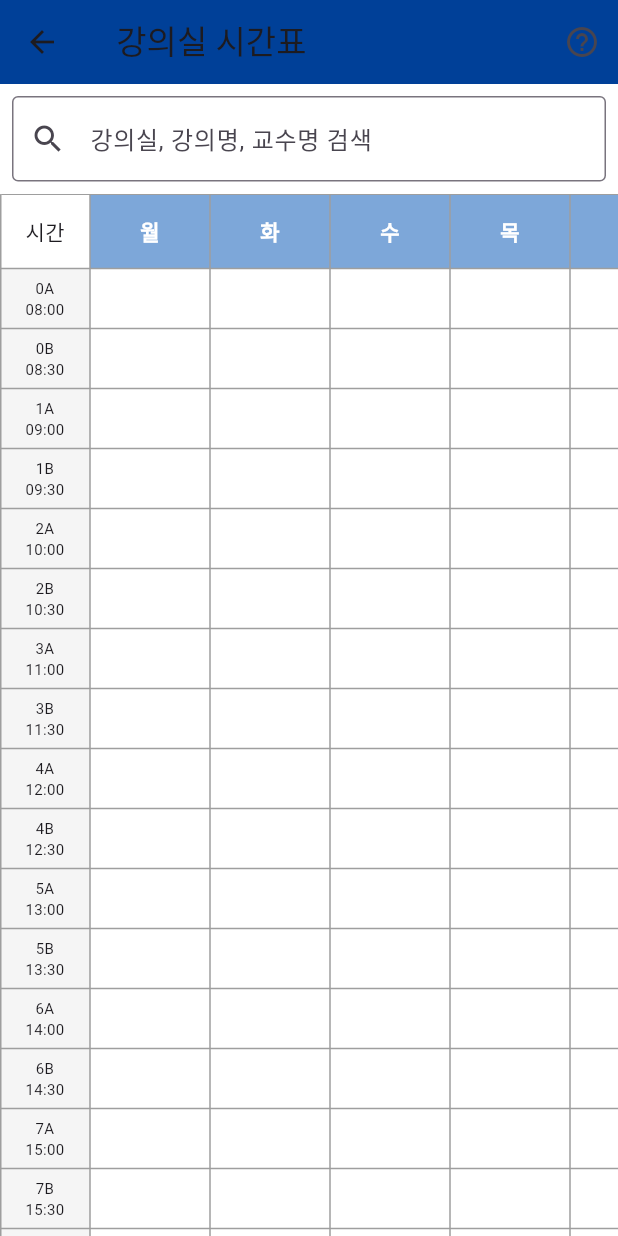
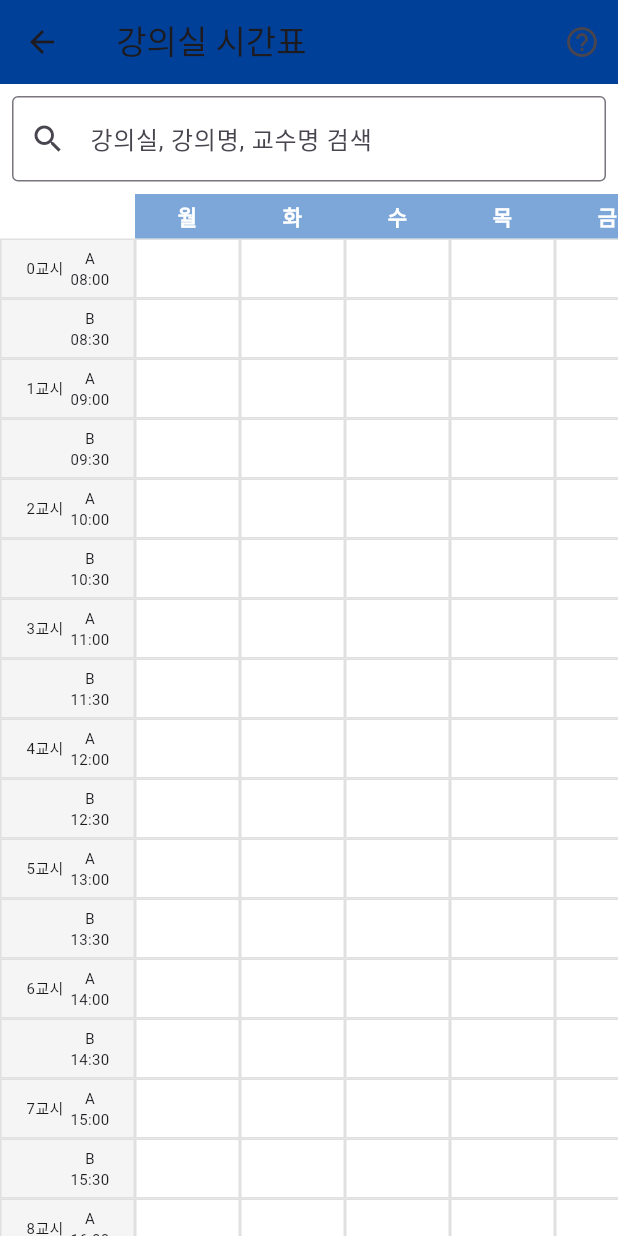
Before and after one commit to leemis825/Map-app-project_9, a Flutter app: the LectureScheduleScreen screen opened directly with empty values, on a phone screen of 412 x 824 dp. Run offline on Flutter 3.47's test engine with Material 3 defaults, Android fonts, the phone set to English and light mode, and no system bars; our stand-ins replace cloud_firestore, flutter_svg, google_fonts; missing offline and left inert: flutter_beacon; accounts and stored records are empty.

Commit message:
강의실 시간표 병합 제공 및 A,B 구분

```diff
--- a/lib/screens/lecture_schedule_screen.dart
+++ b/lib/screens/lecture_schedule_screen.dart
@@ -1,9 +1,14 @@
+// ✅ 완전 병합 셀 구조의 시간표 UI 구현 - Stack + Positioned 기반
+// ✅ 교시(A/B)와 시간 추가 (왼쪽 열 고정, 2열 구조)
+// ✅ 교시와 시간 수평 정렬 (overflow 해결)
+// ✅ 기존 기능(검색, 터치 이동, 병합 셀) 전혀 변동 없음
+
 import 'package:flutter/material.dart';
 import '../data/lecture_data.dart';
+import 'lecture_detail_screen.dart';
 
 class LectureScheduleScreen extends StatefulWidget {
   final String roomName;
-
   const LectureScheduleScreen({required this.roomName, super.key});
 
   @override
@@ -16,31 +21,30 @@ class _LectureScheduleScreenState extends State<LectureScheduleScreen> {
   List<Map<String, dynamic>> suggestions = [];
 
   final List<String> days = ['월', '화', '수', '목', '금'];
-  final List<String> periods = [
-    '0A', '0B', '1A', '1B', '2A', '2B', '3A', '3B',
-    '4A', '4B', '5A', '5B', '6A', '6B', '7A', '7B',
-    '8A', '8B', '9A', '9B', '10A', '10B', '11A', '11B',
-    '12A', '12B', '13A', '13B', '14A', '14B', '15A', '15B',
+  final List<String> timeSlots = [
+    '08:00', '08:30', '09:00', '09:30',
+    '10:00', '10:30', '11:00', '11:30',
+    '12:00', '12:30', '13:00', '13:30',
+    '14:00', '14:30', '15:00', '15:30',
+    '16:00', '16:30', '17:00', '17:30',
+    '18:00', '18:30', '19:00', '19:30',
   ];
-  final List<String> timeText = [
-    '08:00', '08:30', '09:00', '09:30', '10:00', '10:30',
-    '11:00', '11:30', '12:00', '12:30', '13:00', '13:30',
-    '14:00', '14:30', '15:00', '15:30', '16:00', '16:30',
-    '17:00', '17:30', '18:00', '18:30', '19:00', '19:30',
-    '20:00', '20:30', '21:00', '21:30', '22:00', '22:30',
-    '23:00', '23:30',
-  ];
-  final Map<String, String> timeToPeriod = {};
+
+  final Map<String, Color> subjectColors = {
+    '수학': Colors.lightBlue,
+    '영어': Colors.green,
+    '과학': Colors.deepPurple,
+    '국어': Colors.redAccent,
+    '역사': Colors.orange,
+    '예체능': Colors.pinkAccent,
+    '기본': Colors.blue.shade300,
+  };
 
   @override
   void initState() {
     super.initState();
     currentRoomName = widget.roomName;
     _controller.text = widget.roomName;
-
-    for (int i = 0; i < timeText.length; i++) {
-      timeToPeriod[timeText[i]] = periods[i];
-    }
   }
 
   void _handleSearch(String keyword) {
@@ -55,7 +59,7 @@ class _LectureScheduleScreenState extends State<LectureScheduleScreen> {
         suggestions = LectureDataManager.searchLecturesByKeyword(keyword);
         if (suggestions.isEmpty) {
           suggestions = [
-            {'subject': '검색 결과 없음', 'roomName': '', 'professor': ''}
+            {'subject': '검색 결과 없음', 'roomName': '', 'professor': ''},
           ];
         }
       });
@@ -126,143 +130,165 @@ class _LectureScheduleScreenState extends State<LectureScheduleScreen> {
                 },
               ),
             ),
-          Expanded(
-            child: SingleChildScrollView(
-              scrollDirection: Axis.horizontal,
-              child: SingleChildScrollView(
-                scrollDirection: Axis.vertical,
-                child: _buildMergedTimeTable(),
-              ),
-            ),
-          ),
+          Expanded(child: _buildCustomTimeTable()),
         ],
       ),
     );
   }
 
-  Widget _buildMergedTimeTable() {
+  Widget _buildCustomTimeTable() {
     final lectures = LectureDataManager.getLecturesForRoom(currentRoomName);
 
-    Map<String, Map<String, Map<String, dynamic>?>> table = {};
-    for (var day in days) {
-      table[day] = {};
-      for (var period in periods) {
-        table[day]![period] = null;
-      }
-    }
+    const double dayCellWidth = 70;
+    const double timeCellHeight = 40;
+    const double timeLabelWidth = 90;
+    const double dayLabelHeight = 30;
 
-    for (var lecture in lectures) {
-      String? day = lecture['day'];
-      String? start = lecture['start'];
-      String? end = lecture['end'];
-      if (day == null || start == null || end == null) continue;
+    return SingleChildScrollView(
+      scrollDirection: Axis.horizontal,
+      physics: const BouncingScrollPhysics(),
+      child: SingleChildScrollView(
+        scrollDirection: Axis.vertical,
+        physics: const BouncingScrollPhysics(),
+        child: SizedBox(
+          width: timeLabelWidth + dayCellWidth * days.length,
+          height: dayLabelHeight + timeCellHeight * timeSlots.length,
+          child: Stack(
+            children: [
+              Positioned.fill(
+                child: Column(
+                  children: [
+                    SizedBox(height: dayLabelHeight),
+                    ...List.generate(timeSlots.length, (i) {
+                      final int period = i ~/ 2;
+                      final String half = (i % 2 == 0) ? 'A' : 'B';
+                      final bool isFirstHalf = half == 'A';
+                      final String time = timeSlots[i];
 
-      String? startPeriod = timeToPeriod[start];
-      String? endPeriod = timeToPeriod[end];
-      if (startPeriod == null || endPeriod == null) continue;
-
-      int startIdx = periods.indexOf(startPeriod);
-      int endIdx = periods.indexOf(endPeriod);
-      if (startIdx == -1 || endIdx == -1) continue;
-
-      for (int i = startIdx; i <= endIdx; i++) {
-        table[day]![periods[i]] = {
-          'subject': lecture['subject'],
-          'professor': lecture['professor'],
-          'isStart': i == startIdx,
-          'rowSpan': endIdx - startIdx + 1,
-        };
-      }
-    }
-
-    List<TableRow> rows = [];
-
-    rows.add(
-      TableRow(
+                      return SizedBox(
+                        height: timeCellHeight,
+                        child: Row(
                           children: [
                             Container(
-            height: 50,
+                              width: timeLabelWidth,
+                              decoration: BoxDecoration(
+                                border: Border.all(color: Colors.grey.shade300),
+                                color: Colors.grey.shade100,
+                              ),
+                              child: Row(
+                                mainAxisAlignment: MainAxisAlignment.center,
+                                children: [
+                                  if (isFirstHalf) ...[
+                                    Container(
+                                      width: 30,
                                       alignment: Alignment.center,
-            child: const Text('시간'),
+                                      child: Text('$period교시', style: const TextStyle(fontSize: 10)),
                                     ),
-          ...days.map(
-            (day) => Container(
-              height: 50,
+                                    Container(
+                                      width: 30,
                                       alignment: Alignment.center,
-              color: const Color(0xFF7DA7D9),
-              child: Text(
-                day,
-                style: const TextStyle(color: Colors.white, fontWeight: FontWeight.bold),
+                                      child: Text('A\n$time', style: const TextStyle(fontSize: 10), textAlign: TextAlign.center),
+                                    ),
+                                  ] else ...[
+                                    SizedBox(width: 30),
+                                    Container(
+                                      width: 30,
+                                      alignment: Alignment.center,
+                                      child: Text('B\n$time', style: const TextStyle(fontSize: 10), textAlign: TextAlign.center),
+                                    ),
+                                  ],
+                                ],
                               ),
                             ),
+                            ...List.generate(days.length, (j) {
+                              return Container(
+                                width: dayCellWidth,
+                                height: timeCellHeight,
+                                decoration: BoxDecoration(
+                                  border: Border.all(color: Colors.grey.shade300),
                                 ),
+                              );
+                            }),
                           ],
                         ),
                       );
+                    }),
+                  ],
+                ),
+              ),
 
-    Set<String> rendered = {};
+              Positioned(
+                top: 0,
+                left: timeLabelWidth,
+                child: Row(
+                  children: days.map((day) => Container(
+                    width: dayCellWidth,
+                    height: dayLabelHeight,
+                    color: const Color(0xFF7DA7D9),
+                    alignment: Alignment.center,
+                    child: Text(day, style: const TextStyle(color: Colors.white, fontWeight: FontWeight.bold)),
+                  )).toList(),
+                ),
+              ),
 
-    for (int i = 0; i < periods.length; i++) {
-      List<Widget> rowCells = [];
+              ...lectures.map((lecture) {
+                final dayIdx = days.indexOf(lecture['day']);
+                final startIdx = timeSlots.indexOf(lecture['start']);
+                final endIdx = timeSlots.indexOf(lecture['end']);
+                if (dayIdx == -1 || startIdx == -1 || endIdx == -1)
+                  return const SizedBox.shrink();
 
-      rowCells.add(
-        Container(
-          height: 40,
-          alignment: Alignment.center,
-          color: Colors.grey[100],
-          child: Text('${periods[i]}\n${timeText[i]}', textAlign: TextAlign.center, style: const TextStyle(fontSize: 10)),
+                final blockTop = dayLabelHeight + startIdx * timeCellHeight;
+                final blockLeft = timeLabelWidth + dayIdx * dayCellWidth;
+                final blockHeight = (endIdx - startIdx) * timeCellHeight;
+
+                Color bgColor = subjectColors[lecture['subject']] ?? subjectColors['기본']!;
+
+                return Positioned(
+                  top: blockTop,
+                  left: blockLeft,
+                  child: InkWell(
+                    onTap: () {
+                      Navigator.push(
+                        context,
+                        MaterialPageRoute(
+                          builder: (_) => LectureDetailScreen(lecture: lecture),
                         ),
                       );
-
-      for (var day in days) {
-        String key = '$day-${periods[i]}';
-        var cell = table[day]![periods[i]];
-
-        if (rendered.contains(key)) {
-          rowCells.add(const SizedBox.shrink());
-          continue;
-        }
-
-        if (cell == null) {
-          rowCells.add(Container(height: 40));
-        } else if (cell['isStart'] == true) {
-          int rowSpan = cell['rowSpan'];
-          for (int r = 1; r < rowSpan; r++) {
-            if (i + r < periods.length) {
-              rendered.add('$day-${periods[i + r]}');
-            }
-          }
-
-          rowCells.add(
-            TableCell(
-              verticalAlignment: TableCellVerticalAlignment.fill,
+                    },
                     child: Container(
-                height: 40.0 * rowSpan,
+                      width: dayCellWidth,
+                      height: blockHeight,
+                      margin: const EdgeInsets.all(1),
+                      padding: const EdgeInsets.all(2),
                       alignment: Alignment.center,
-                color: const Color(0xFF7DA7D9),
-                child: Text(
-                  '${cell['subject']}\n${cell['professor']}',
+                      decoration: BoxDecoration(
+                        color: bgColor,
+                        borderRadius: BorderRadius.circular(4),
+                      ),
+                      child: Column(
+                        mainAxisAlignment: MainAxisAlignment.center,
+                        children: [
+                          Text(
+                            lecture['subject'] ?? '',
+                            style: const TextStyle(color: Colors.white, fontSize: 11, fontWeight: FontWeight.bold),
                             textAlign: TextAlign.center,
-                  style: const TextStyle(color: Colors.white, fontSize: 10, fontWeight: FontWeight.w600),
+                          ),
+                          Text(
+                            lecture['professor'] ?? '',
+                            style: const TextStyle(color: Colors.white, fontSize: 9),
+                            textAlign: TextAlign.center,
+                          ),
+                        ],
                       ),
                     ),
                   ),
                 );
-        } else {
-          rowCells.add(Container(height: 40));
-        }
-      }
-
-      rows.add(TableRow(children: rowCells));
-    }
-
-    return Table(
-      border: TableBorder.all(color: Colors.grey),
-      columnWidths: {
-        0: const FixedColumnWidth(60),
-        for (int i = 1; i <= days.length; i++) i: const FixedColumnWidth(80),
-      },
-      children: rows,
+              }).toList(),
+            ],
+          ),
+        ),
+      ),
     );
   }
 }
```
Also changed, not shown: lib/screens/lecture_detail_screen.dart (added, +67 -0 lines). Lines whose indentation alone changed are shown as unchanged.
